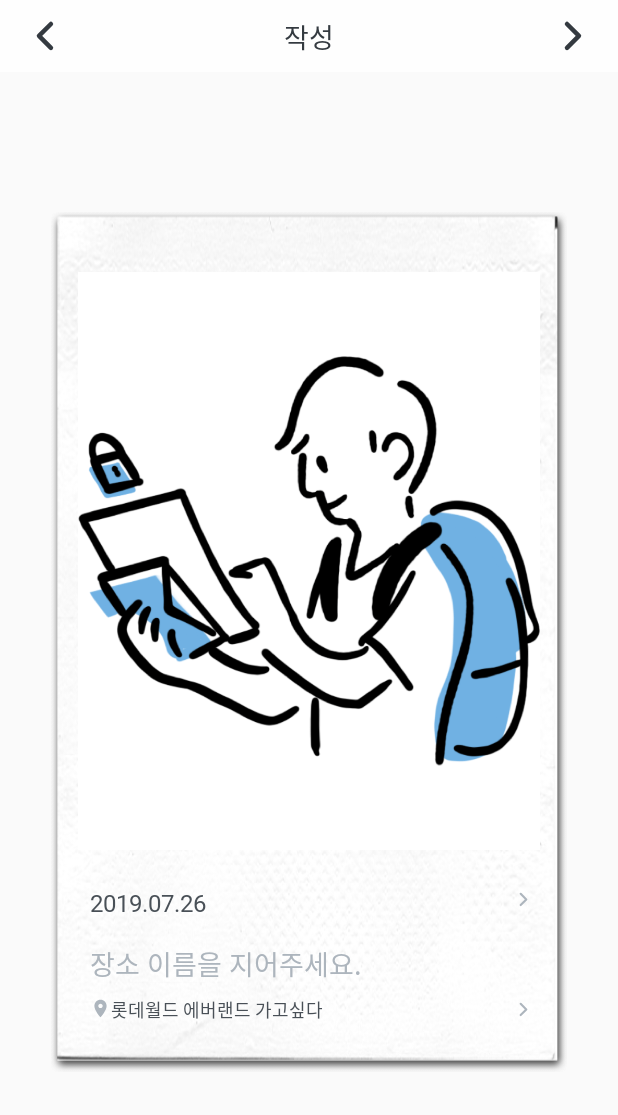
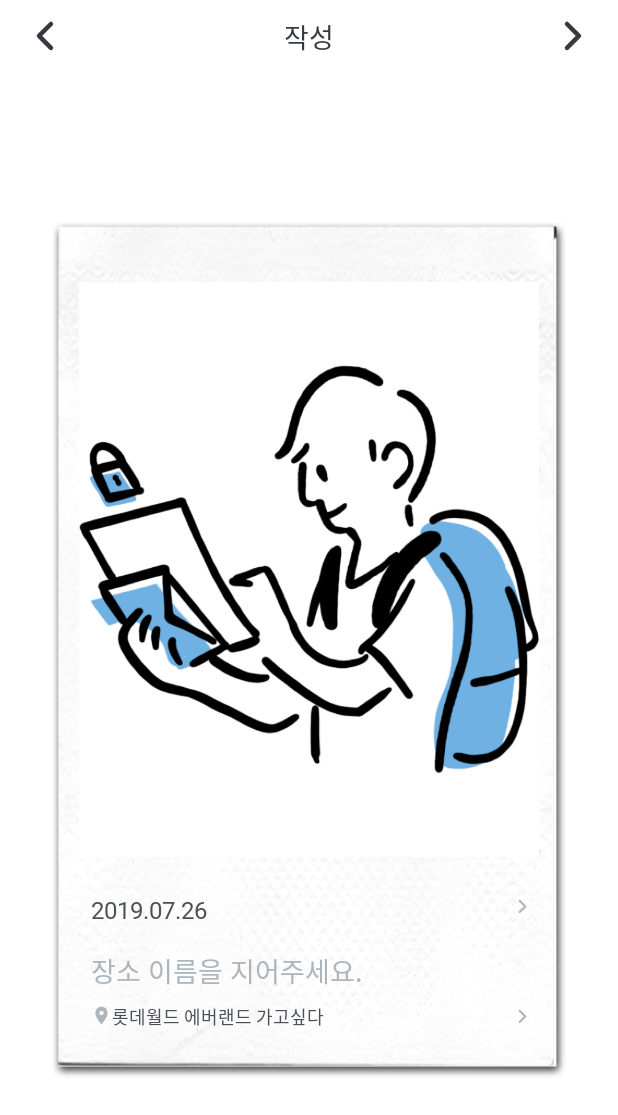
Before and after one commit to Nexters/Plock_Android, an Android app: the WriteCardActivity screen opened directly, with no data from a screen before it, on a phone screen of 412 x 824 dp. Shown: the top 1115 px of the screen. Run offline under Robolectric (Android 15) with nearby library versions, the phone set to English and light mode, and no system bars; our stand-ins replace Room's generated code, RxJava.

```diff
--- /dev/null
+++ b/Plock/app/src/main/java/com/teamnexters/plock/extensions/Convert.kt
@@ -0,0 +1,9 @@
+package com.teamnexters.plock.extensions
+
+import android.content.res.Resources
+
+val Int.dp: Int
+    get () = (this / Resources.getSystem().displayMetrics.density).toInt()
+
+val Int.px: Int
+    get () = (this * Resources.getSystem().displayMetrics.density).toInt()
--- a/Plock/app/src/main/java/com/teamnexters/plock/ui/writecard/WriteCardActivity.kt
+++ b/Plock/app/src/main/java/com/teamnexters/plock/ui/writecard/WriteCardActivity.kt
@@ -11,6 +11,7 @@ import android.animation.AnimatorInflater
 import android.animation.AnimatorSet
 import com.teamnexters.plock.data.entity.TimeCapsule
 import com.teamnexters.plock.extensions.plusAssign
+import com.teamnexters.plock.extensions.px
 import com.teamnexters.plock.extensions.start
 import com.teamnexters.plock.rx.AutoClearedDisposable
 import com.teamnexters.plock.ui.main.MainActivity
@@ -20,8 +21,7 @@ import java.util.*
 class WriteCardActivity : AppCompatActivity() {
     internal val disposables = AutoClearedDisposable(this)
 
-    internal val viewDisposables
-            = AutoClearedDisposable(lifecycleOwner = this, alwaysClearOnStop = false)
+    internal val viewDisposables = AutoClearedDisposable(lifecycleOwner = this, alwaysClearOnStop = false)
 
     internal val viewModelFactory by lazy {
         WriteCardViewModelFactory(provideTimeCapsuleDao(this))
@@ -40,12 +40,14 @@ class WriteCardActivity : AppCompatActivity() {
         setContentView(R.layout.activity_write_card)
 
         viewModel = ViewModelProviders.of(
-            this, viewModelFactory)[WriteCardViewModel::class.java]
+            this, viewModelFactory
+        )[WriteCardViewModel::class.java]
 
         lifecycle += disposables
         lifecycle += viewDisposables
 
         initToolbar()
+        initCardSize()
         loadFlipAnimations()
 
         imv_toolbar_left.setOnClickListener {
@@ -65,7 +67,7 @@ class WriteCardActivity : AppCompatActivity() {
     }
 
     private fun saveCard() {
-        val timeCapsule = TimeCapsule("제목", Date(),"장소",37.541,126.986,"사진","룰루랄라")
+        val timeCapsule = TimeCapsule("제목", Date(), "장소", 37.541, 126.986, "사진", "룰루랄라")
         disposables += viewModel.saveTimeCapsule(timeCapsule)
         start(MainActivity::class)
     }
@@ -99,7 +101,7 @@ class WriteCardActivity : AppCompatActivity() {
     }
 
     private fun changeCameraDistance() {
-        val distance = 3000
+        val distance = 6000
         val scale = resources.displayMetrics.density * distance
         cardFront.cameraDistance = scale
         cardBack.cameraDistance = scale
@@ -111,6 +113,11 @@ class WriteCardActivity : AppCompatActivity() {
     private fun setToolbarRightBtnFinish() =
         imv_toolbar_right.setImageResource(R.drawable.toolbar_active)
 
+    private fun initCardSize(){
+        val margin = 35.px
+        cardLayout.setPadding(margin, 0, margin, 8)
+    }
+
     private fun initToolbar() {
         tv_toolbar_center.text = "작성"
         setToolbarRightBtnNext()
--- a/Plock/app/src/main/res/layout/activity_detail_card.xml
+++ b/Plock/app/src/main/res/layout/activity_detail_card.xml
@@ -3,7 +3,8 @@
         xmlns:android="http://schemas.android.com/apk/res/android"
         android:orientation="vertical"
         android:layout_width="match_parent"
-        android:layout_height="match_parent">
+        android:layout_height="match_parent"
+        android:background="@color/white">
 
     <include layout="@layout/toolbar_custom"/>
 
--- a/Plock/app/src/main/res/layout/activity_write_card.xml
+++ b/Plock/app/src/main/res/layout/activity_write_card.xml
@@ -3,11 +3,13 @@
         xmlns:android="http://schemas.android.com/apk/res/android" xmlns:app="http://schemas.android.com/apk/res-auto"
         android:orientation="vertical"
         android:layout_width="match_parent"
-        android:layout_height="match_parent">
+        android:layout_height="match_parent"
+        android:background="@color/white">
 
     <include layout="@layout/toolbar_custom"/>
 
     <androidx.constraintlayout.widget.ConstraintLayout
+            android:id="@+id/cardLayout"
             android:layout_width="match_parent"
             android:layout_height="match_parent">
 
--- a/Plock/app/src/main/res/layout/card_back.xml
+++ b/Plock/app/src/main/res/layout/card_back.xml
@@ -15,9 +15,6 @@
             app:layout_constraintEnd_toEndOf="parent"
             app:layout_constraintTop_toTopOf="parent"
             app:layout_constraintBottom_toBottomOf="parent"
-            android:layout_marginLeft="@dimen/card_margin_side"
-            android:layout_marginRight="@dimen/card_margin_side"
-            android:layout_marginBottom="@dimen/card_margin_bottom"
             android:paddingTop="40dp"
             android:paddingBottom="61dp"
             android:paddingLeft="@dimen/card_content_margin_left"
--- a/Plock/app/src/main/res/layout/card_front.xml
+++ b/Plock/app/src/main/res/layout/card_front.xml
@@ -14,10 +14,7 @@
             app:layout_constraintStart_toStartOf="parent"
             app:layout_constraintEnd_toEndOf="parent"
             app:layout_constraintTop_toTopOf="parent"
-            app:layout_constraintBottom_toBottomOf="parent"
-            android:layout_marginLeft="@dimen/card_margin_side"
-            android:layout_marginRight="@dimen/card_margin_side"
-            android:layout_marginBottom="@dimen/card_margin_bottom">
+            app:layout_constraintBottom_toBottomOf="parent">
 
         <ImageView
                 android:id="@+id/cardPhotoIv"
--- a/Plock/app/src/main/res/values/dimen.xml
+++ b/Plock/app/src/main/res/values/dimen.xml
@@ -29,8 +29,6 @@
     <dimen name="imv_alram_height">74dp</dimen>
     <dimen name="imv_alram_width">64dp</dimen>
 
-    <dimen name="card_margin_side">34dp</dimen>
-    <dimen name="card_margin_bottom">16dp</dimen>
     <dimen name="card_content_margin_left">26dp</dimen>
     <dimen name="card_content_margin_right">20dp</dimen>
 </resources>
```
Also changed, not shown: Plock/app/src/main/java/com/teamnexters/plock/ui/detailcard/DetailCardActivity.kt (+12 -12 lines).
